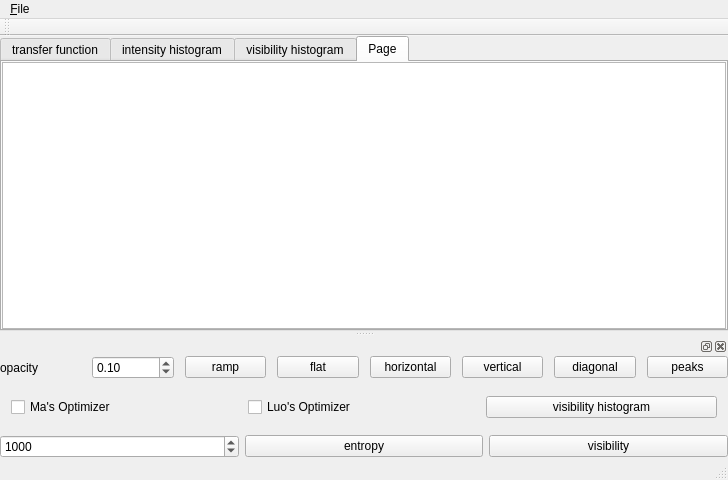
Qt form VolumeRenderer/TransferFunctionEditor/transferfunctioneditor.ui (luosz/artivvis-development-repository) before a commit.
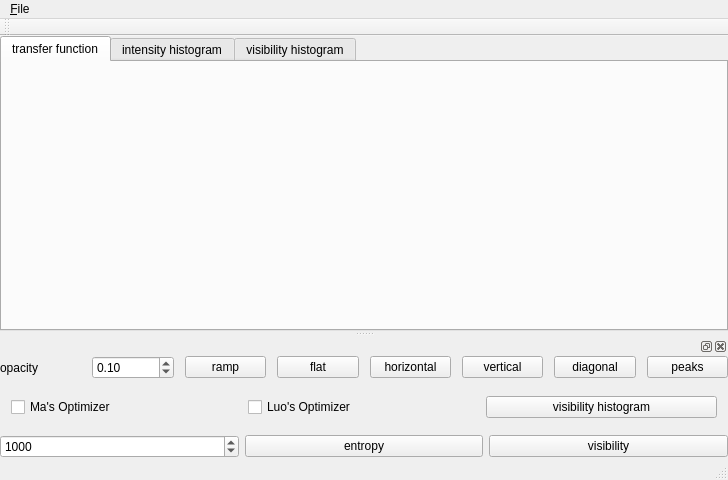
The same form after that commit.

Diff of the .ui file:
```diff
--- a/VolumeRenderer/TransferFunctionEditor/transferfunctioneditor.ui
+++ b/VolumeRenderer/TransferFunctionEditor/transferfunctioneditor.ui
@@ -30,7 +30,7 @@
     <item>
      <widget class="QTabWidget" name="tabWidget">
       <property name="currentIndex">
-       <number>3</number>
+       <number>0</number>
       </property>
       <widget class="QWidget" name="tab">
        <attribute name="title">
@@ -111,32 +111,6 @@
         </item>
        </layout>
       </widget>
-      <widget class="QWidget" name="tab_4">
-       <attribute name="title">
-        <string>Page</string>
-       </attribute>
-       <layout class="QHBoxLayout" name="horizontalLayout_8">
-        <property name="leftMargin">
-         <number>0</number>
-        </property>
-        <property name="topMargin">
-         <number>0</number>
-        </property>
-        <property name="rightMargin">
-         <number>0</number>
-        </property>
-        <property name="bottomMargin">
-         <number>0</number>
-        </property>
-        <item>
-         <layout class="QVBoxLayout" name="verticalLayout_4">
-          <item>
-           <widget class="QGraphicsView" name="graphicsView"/>
-          </item>
-         </layout>
-        </item>
-       </layout>
-      </widget>
      </widget>
     </item>
    </layout>
```
